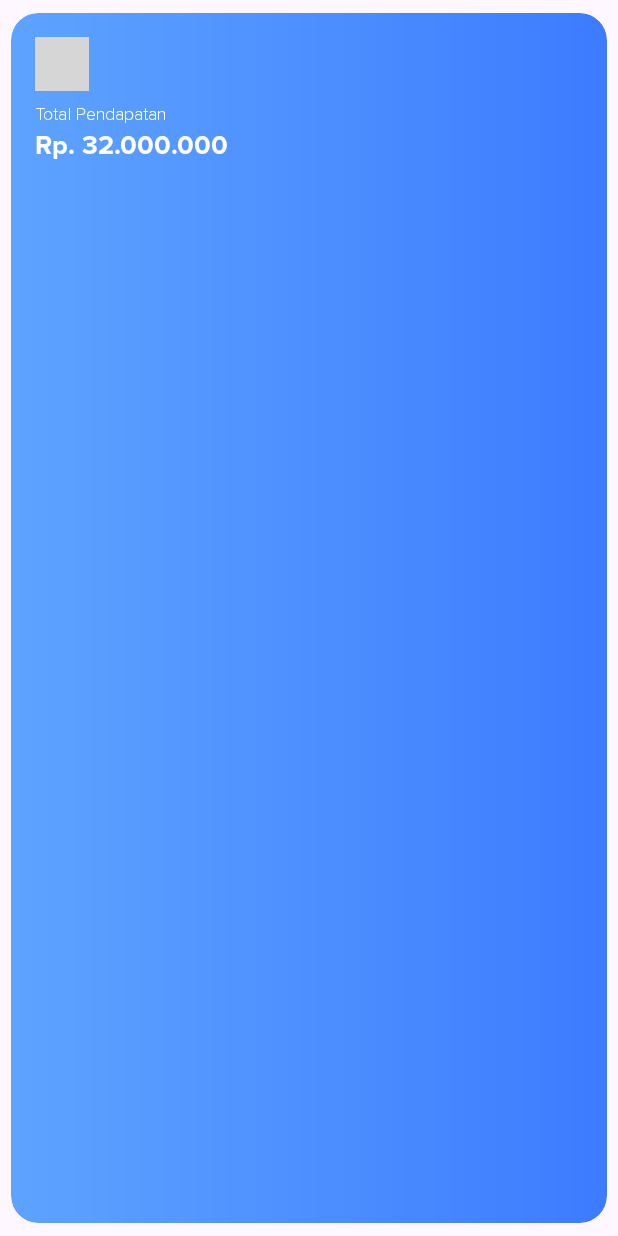
After one commit to if414028/WaroongPintar, an Android app built with Jetpack Compose: the layout view_metric_card.xml on its own in the app's theme, with its tools: preview values and no code run, on a phone screen of 412 x 824 dp. The commit adds this screen. Run offline under Robolectric (Android 15) with nearby library versions, the phone set to English and light mode, and no system bars; grey boxes are pictures that could not be loaded.

Commit message:
feature: Login - Create Dashboard view

```diff
--- /dev/null
+++ b/app/src/main/res/drawable/bg_menu_tile.xml
@@ -0,0 +1,6 @@
+<?xml version="1.0" encoding="utf-8"?>
+<shape xmlns:android="http://schemas.android.com/apk/res/android" android:shape="rectangle">
+    <corners android:radius="18dp"/>
+    <solid android:color="@android:color/white"/>
+    <padding android:left="8dp" android:top="8dp" android:right="8dp" android:bottom="8dp"/>
+</shape>
--- /dev/null
+++ b/app/src/main/res/drawable/bg_metric_gradient.xml
@@ -0,0 +1,8 @@
+<?xml version="1.0" encoding="utf-8"?>
+<shape xmlns:android="http://schemas.android.com/apk/res/android" android:shape="rectangle">
+    <corners android:radius="18dp"/>
+    <gradient
+        android:startColor="#5EA3FF"
+        android:endColor="#3D7BFF"
+        android:angle="0"/>
+</shape>
--- /dev/null
+++ b/app/src/main/res/layout/view_metric_card.xml
@@ -0,0 +1,51 @@
+<?xml version="1.0" encoding="utf-8"?>
+<com.google.android.material.card.MaterialCardView xmlns:android="http://schemas.android.com/apk/res/android"
+    xmlns:app="http://schemas.android.com/apk/res-auto"
+    android:layout_width="match_parent"
+    android:layout_height="match_parent"
+    app:cardCornerRadius="18dp"
+    app:cardUseCompatPadding="true"
+    app:cardForegroundColor="@android:color/transparent"
+    app:strokeWidth="0dp">
+
+    <androidx.constraintlayout.widget.ConstraintLayout
+        android:layout_width="match_parent"
+        android:layout_height="match_parent"
+        android:background="@drawable/bg_metric_gradient"
+        android:padding="16dp">
+
+        <ImageView
+            android:id="@+id/metricIcon"
+            android:layout_width="36dp"
+            android:layout_height="36dp"
+            android:src="@drawable/ic_wallet_24"
+            android:tint="@android:color/white"
+            app:layout_constraintStart_toStartOf="parent"
+            app:layout_constraintTop_toTopOf="parent" />
+
+        <TextView
+            android:id="@+id/metricTitle"
+            android:layout_width="0dp"
+            android:layout_height="wrap_content"
+            android:text="Total Pendapatan"
+            android:textColor="@android:color/white"
+            android:textSize="12sp"
+            app:layout_constraintStart_toStartOf="parent"
+            app:layout_constraintEnd_toEndOf="parent"
+            app:layout_constraintTop_toBottomOf="@id/metricIcon"
+            android:layout_marginTop="8dp" />
+
+        <TextView
+            android:id="@+id/metricValue"
+            android:layout_width="0dp"
+            android:layout_height="wrap_content"
+            android:text="Rp. 32.000.000"
+            android:textColor="@android:color/white"
+            android:textStyle="bold"
+            android:textSize="18sp"
+            app:layout_constraintTop_toBottomOf="@id/metricTitle"
+            app:layout_constraintStart_toStartOf="parent"
+            app:layout_constraintEnd_toEndOf="parent"
+            android:layout_marginTop="2dp" />
+    </androidx.constraintlayout.widget.ConstraintLayout>
+</com.google.android.material.card.MaterialCardView>
--- a/app/src/main/res/values/colors.xml
+++ b/app/src/main/res/values/colors.xml
@@ -48,4 +48,9 @@
     <!-- Tombol primer gradient: Info Blue -> Dark Blue -->
     <color name="wp_buttonStart">#3F72F5</color>
     <color name="wp_buttonEnd">#64A2F7</color>
+
+    <color name="wp_on_surface">#1B1B1F</color>
+    <color name="wp_outline">#E0E3E7</color>
+    <color name="wp_chip_bg">#F2F6FF</color>
+    <color name="wp_primary_container">#E6EEFF</color>
 </resources>
```
Also changed, not shown: app/src/main/res/layout-land/activity_main.xml (+201 -3 lines), app/src/main/res/layout/view_menu_tile.xml (added, +29 -0 lines), app/src/main/res/values/styles.xml (+9 -0 lines).
